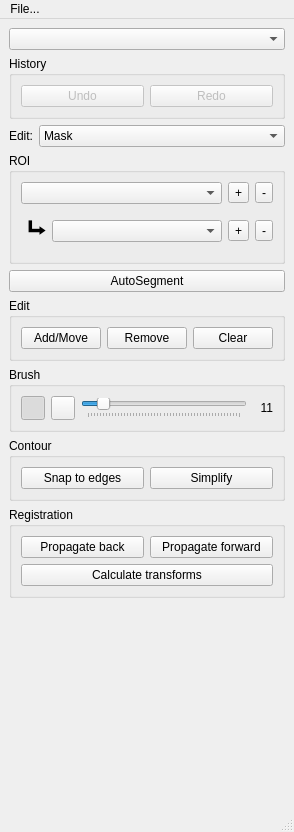
dafne-imaging/dafne, file ui/toolbox.ui: the form before one commit.
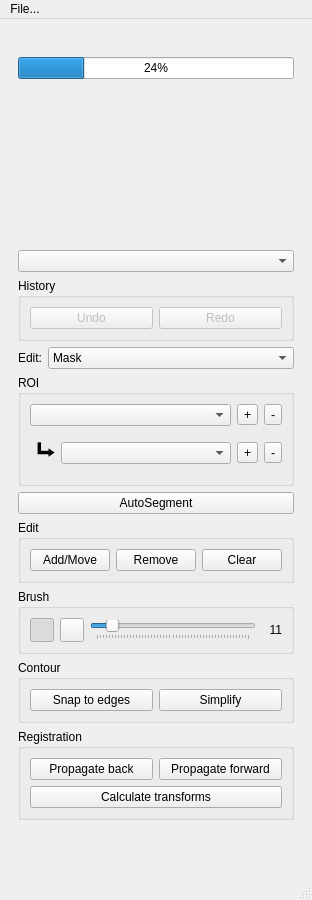
The form after the commit. Icons and pictures are not drawn.

Commit message: Splash screen for long calculations

What changed in the file:
```diff
--- a/ui/toolbox.ui
+++ b/ui/toolbox.ui
@@ -6,8 +6,8 @@
    <rect>
     <x>0</x>
     <y>0</y>
-    <width>294</width>
-    <height>832</height>
+    <width>311</width>
+    <height>900</height>
    </rect>
   </property>
   <property name="windowTitle">
@@ -16,6 +16,52 @@
   <widget class="QWidget" name="centralwidget">
    <layout class="QVBoxLayout" name="verticalLayout">
     <item>
+     <widget class="QWidget" name="splashWidget" native="true">
+      <layout class="QVBoxLayout" name="verticalLayout_8">
+       <item>
+        <widget class="QLabel" name="splash_label">
+         <property name="text">
+          <string/>
+         </property>
+         <property name="alignment">
+          <set>Qt::AlignCenter</set>
+         </property>
+        </widget>
+       </item>
+       <item>
+        <widget class="QProgressBar" name="splash_progressbar">
+         <property name="value">
+          <number>24</number>
+         </property>
+        </widget>
+       </item>
+       <item>
+        <widget class="QLabel" name="splash_text_label">
+         <property name="text">
+          <string/>
+         </property>
+        </widget>
+       </item>
+       <item>
+        <spacer name="verticalSpacer_2">
+         <property name="orientation">
+          <enum>Qt::Vertical</enum>
+         </property>
+         <property name="sizeHint" stdset="0">
+          <size>
+           <width>20</width>
+           <height>40</height>
+          </size>
+         </property>
+        </spacer>
+       </item>
+      </layout>
+     </widget>
+    </item>
+    <item>
+     <widget class="QWidget" name="mainUIWidget" native="true">
+      <layout class="QVBoxLayout" name="verticalLayout_9">
+       <item>
      <widget class="QComboBox" name="classification_combo"/>
     </item>
     <item>
@@ -361,22 +407,7 @@
      </widget>
     </item>
     <item>
-     <widget class="QWidget" name="contouredit_widget" native="true">
-      <layout class="QVBoxLayout" name="verticalLayout_7">
-       <property name="leftMargin">
-        <number>0</number>
-       </property>
-       <property name="topMargin">
-        <number>0</number>
-       </property>
-       <property name="rightMargin">
-        <number>0</number>
-       </property>
-       <property name="bottomMargin">
-        <number>0</number>
-       </property>
-       <item>
-        <widget class="QGroupBox" name="groupBox_2">
+        <widget class="QGroupBox" name="contouredit_widget">
          <property name="title">
           <string>Contour</string>
          </property>
@@ -402,9 +433,6 @@
          </layout>
         </widget>
        </item>
-      </layout>
-     </widget>
-    </item>
     <item>
      <widget class="QGroupBox" name="registrationGroup">
       <property name="title">
@@ -454,12 +482,15 @@
     </item>
    </layout>
   </widget>
+    </item>
+   </layout>
+  </widget>
   <widget class="QMenuBar" name="menubar">
    <property name="geometry">
     <rect>
      <x>0</x>
      <y>0</y>
-     <width>294</width>
+     <width>311</width>
      <height>30</height>
     </rect>
    </property>
```
Lines whose indentation alone changed are shown as unchanged. The commit also changes 8 other files.
